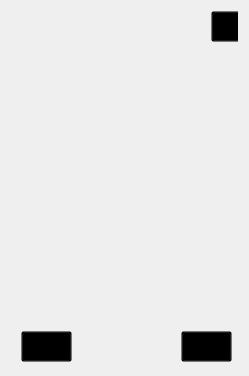
The window that Documentos/radiografiaui.ui (0tomi/POO-TP) describes before a commit, drawn with Qt 5.
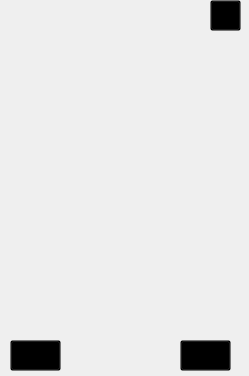
The same window after the commit. Icons and pictures are not drawn.

The edit to the form file:
```diff
--- a/Documentos/radiografiaui.ui
+++ b/Documentos/radiografiaui.ui
@@ -14,6 +14,18 @@
    <string>Form</string>
   </property>
   <layout class="QVBoxLayout" name="verticalLayout">
+   <property name="leftMargin">
+    <number>0</number>
+   </property>
+   <property name="topMargin">
+    <number>0</number>
+   </property>
+   <property name="rightMargin">
+    <number>0</number>
+   </property>
+   <property name="bottomMargin">
+    <number>0</number>
+   </property>
    <item>
     <widget class="QWidget" name="fondo" native="true">
      <property name="styleSheet">
@@ -24,8 +36,8 @@
      <widget class="QStackedWidget" name="cuerpo">
       <property name="geometry">
        <rect>
-        <x>10</x>
-        <y>30</y>
+        <x>20</x>
+        <y>40</y>
         <width>201</width>
         <height>291</height>
        </rect>
@@ -181,7 +193,7 @@
       <property name="geometry">
        <rect>
         <x>10</x>
-        <y>320</y>
+        <y>340</y>
         <width>51</width>
         <height>31</height>
        </rect>
@@ -196,8 +208,8 @@
      <widget class="QPushButton" name="voltear2">
       <property name="geometry">
        <rect>
-        <x>170</x>
-        <y>320</y>
+        <x>180</x>
+        <y>340</y>
         <width>51</width>
         <height>31</height>
        </rect>
@@ -213,7 +225,7 @@
      <widget class="QPushButton" name="botonsalir">
       <property name="geometry">
        <rect>
-        <x>200</x>
+        <x>210</x>
         <y>0</y>
         <width>31</width>
         <height>31</height>
```
Left out of the diff: 9 changed lines with no effect on the pictures.
